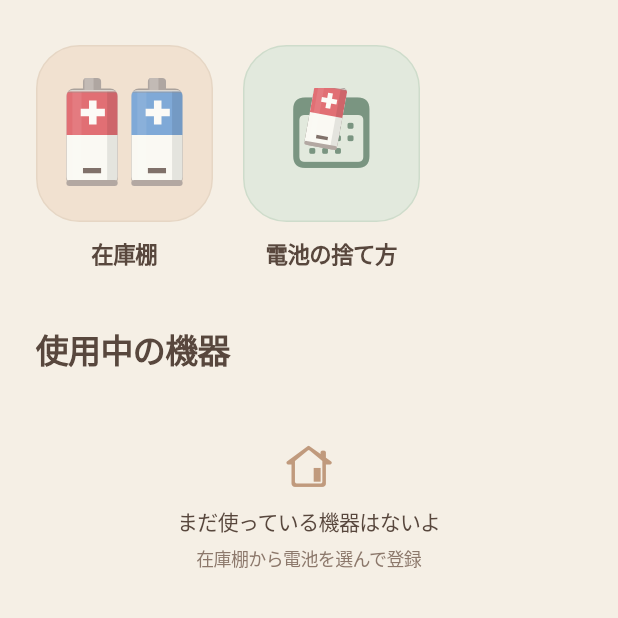
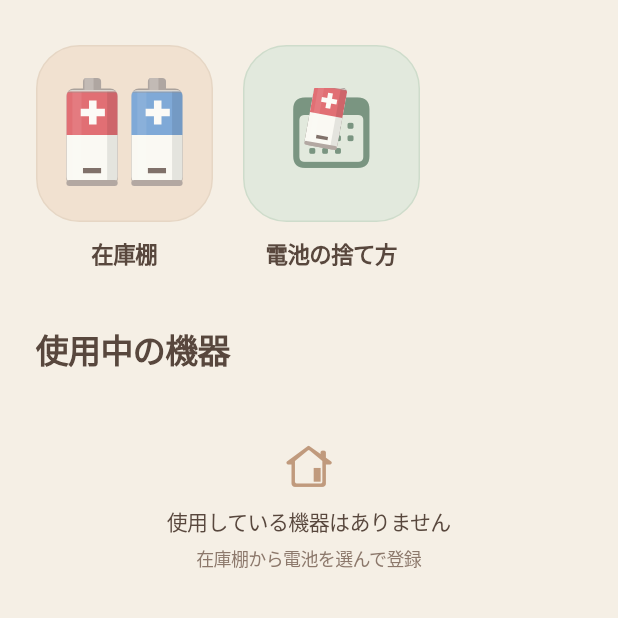
Before and after one commit to Track-Record-ShipLabHackathon/WatchDenchi_app, a Flutter app: the screen it shows after launch, on a phone screen of 412 x 824 dp, the top half of it. Run offline on Flutter 3.47's test engine with Material 3 defaults, Android fonts, the phone set to English and light mode, and no system bars; our stand-ins replace shared_preferences.

Commit message:
使用中の機器がない場合の表示を更新

```diff
--- a/lib/main.dart
+++ b/lib/main.dart
@@ -1020,7 +1020,7 @@ class _HomePageState extends State<HomePage> {
                                 Icon(CupertinoIcons.house_alt,
                                     color: const Color(0xFFC09A7D), size: 32),
                                 const SizedBox(height: 10),
-                                const Text('まだ使っている機器はないよ',
+                                const Text('使用している機器はありません',
                                     style: TextStyle(color: ink, fontSize: 14)),
                                 const SizedBox(height: 5),
                                 const Text('在庫棚から電池を選んで登録',
```
